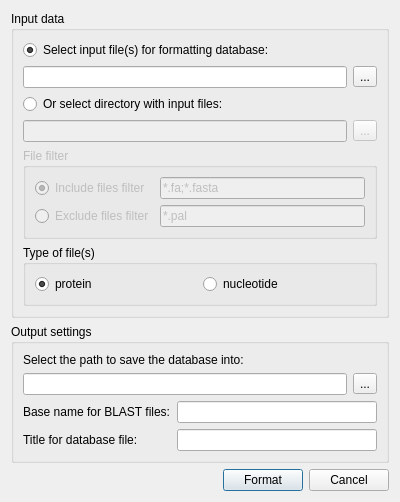
The window that src/plugins/external_tool_support/src/ui/FormatDBSupportRunDialog.ui (dualword/ugene-qt4) describes before a commit, drawn with Qt 5.
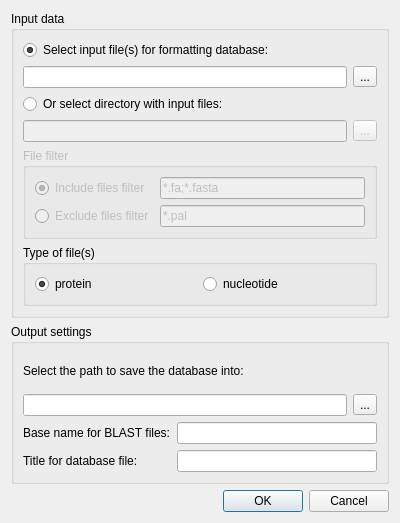
The same window after the commit.

The edit to the form file:
```diff
--- a/src/plugins/external_tool_support/src/ui/FormatDBSupportRunDialog.ui
+++ b/src/plugins/external_tool_support/src/ui/FormatDBSupportRunDialog.ui
@@ -7,7 +7,7 @@
     <x>0</x>
     <y>0</y>
     <width>400</width>
-    <height>455</height>
+    <height>523</height>
    </rect>
   </property>
   <property name="maximumSize">
@@ -215,35 +215,11 @@
     </widget>
    </item>
    <item>
-    <layout class="QHBoxLayout" name="horizontalLayout_4">
-     <item>
-      <spacer name="horizontalSpacer">
-       <property name="orientation">
-        <enum>Qt::Horizontal</enum>
-       </property>
-       <property name="sizeHint" stdset="0">
-        <size>
-         <width>40</width>
-         <height>20</height>
-        </size>
-       </property>
-      </spacer>
-     </item>
-     <item>
-      <widget class="QPushButton" name="formatButton">
-       <property name="text">
-        <string>Format</string>
-       </property>
-      </widget>
-     </item>
-     <item>
-      <widget class="QPushButton" name="cancelButton">
-       <property name="text">
-        <string>Cancel</string>
-       </property>
-      </widget>
-     </item>
-    </layout>
+    <widget class="QDialogButtonBox" name="buttonBox">
+     <property name="standardButtons">
+      <set>QDialogButtonBox::Cancel|QDialogButtonBox::Ok</set>
+     </property>
+    </widget>
    </item>
   </layout>
  </widget>
```
Left out of the diff: 15 changed lines with no effect on the pictures.
